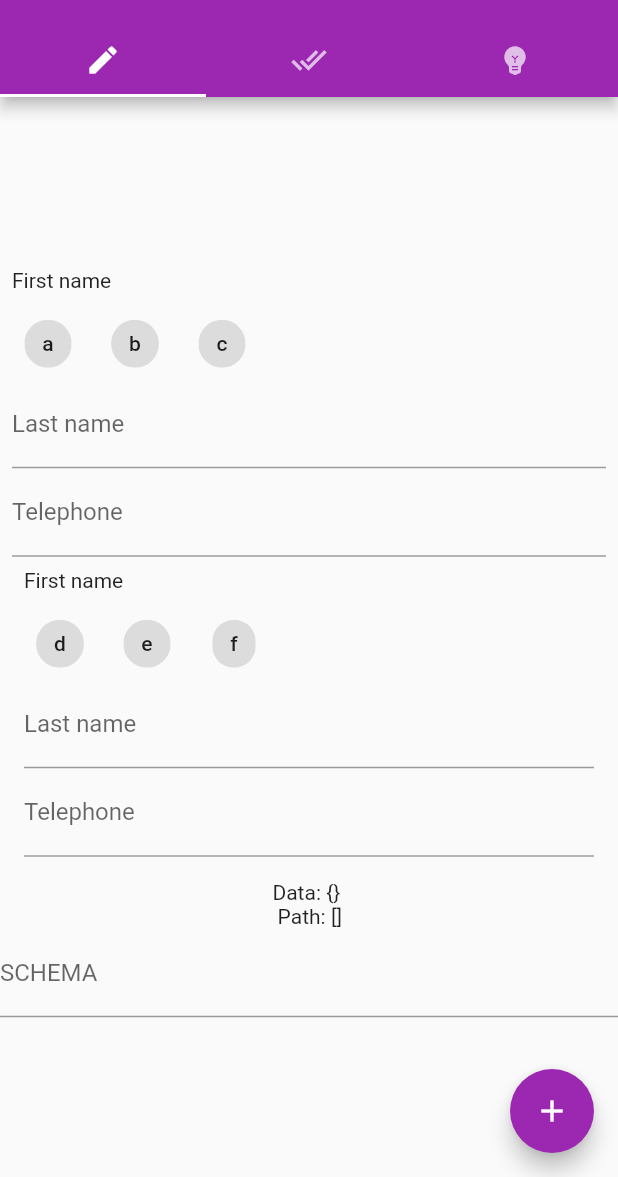
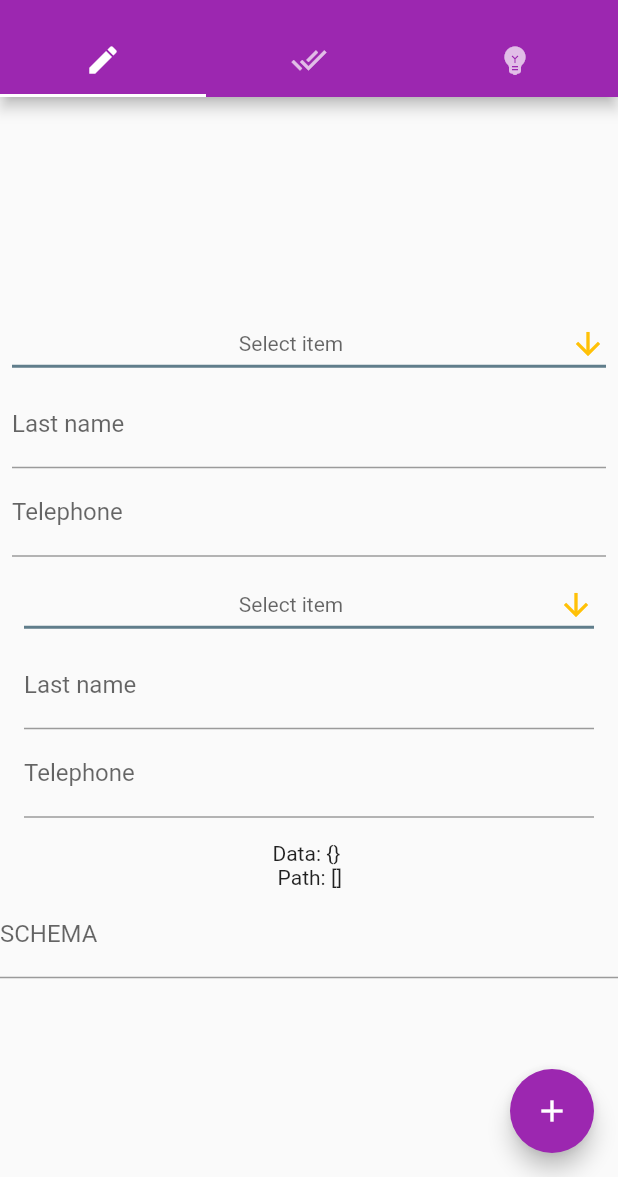
Before and after one commit to YannikH/uniturnip, a Flutter app: the screen it shows after launch, on a phone screen of 412 x 824 dp, the part 59-1236 px from its top. Run offline on Flutter 3.47's test engine with Material 2 defaults, Android fonts, the light colour scheme and no system bars.

Commit message:
Update SelectWidget and remove state.

```diff
--- a/lib/src/widgets/form/widgets/select_widget.dart
+++ b/lib/src/widgets/form/widgets/select_widget.dart
@@ -1,53 +1,39 @@
+import 'package:flutter/cupertino.dart';
 import 'package:flutter/material.dart';
 import '../models/widget_data.dart';
 
-class SelectWidget extends StatefulWidget {
+class SelectWidget extends StatelessWidget {
   const SelectWidget({Key? key, required this.widgetData}) : super(key: key);
 
   final WidgetData widgetData;
 
   @override
-  State<SelectWidget> createState() => _SelectWidgetState();
-}
-
-class _SelectWidgetState extends State<SelectWidget> {
-  late List<String> _options;
-  String selectedChoice = "";
-
-
-  _buildList() {
-    List<Widget> choices = [];
-    _options = widget.widgetData.schema['enum'].cast<String>();
-    for (var item in _options) {
-      choices.add(Container(
-        padding: EdgeInsets.only(top: 10.0, right: 10.0),
-        child: ChoiceChip(
-          label: Text(item),
-          selectedColor: Colors.green,
-          selected: selectedChoice == item,
-          onSelected: (selected) {
-            setState(() {
-              selectedChoice = item;
-              widget.widgetData.onChange(context, widget.widgetData.path, selected);
-            });
-          },
-        ),
-      ));
-    }
-    return choices;
-  }
-
-  @override
   Widget build(BuildContext context) {
-    _options = widget.widgetData.schema['enum'].cast<String>();
-    return Column(
-      crossAxisAlignment: CrossAxisAlignment.start,
-      children: [
-        Text(widget.widgetData.schema['title']),
-        Row(
-          children: _buildList(),
-        ),
-      ],
+    return DropdownButton<String>(
+      alignment: Alignment.center,
+      autofocus: widgetData.autofocus,
+      hint: const Text('Select item'),
+      value: widgetData.value ,
+      icon: const Icon(Icons.arrow_downward, color: Colors.amber,),
+      elevation: 16,
+      isExpanded: true,
+      style: const TextStyle(color: Colors.indigoAccent),
+      underline: Container(
+        height: 2,
+        color: Colors.blueGrey,
+      ),
+      onChanged: (String? newValue) {
+        widgetData.onChange(context, widgetData.path, newValue);
+      },
+      items: widgetData.schema['enum'].cast<String>()
+          .map<DropdownMenuItem<String>>((String value) {
+        return DropdownMenuItem<String>(
+          alignment: AlignmentDirectional.center,
+          enabled: !widgetData.disabled,
+          value: value,
+          child: Text(value),
+        );
+      }).toList(),
     );
   }
 }
```
